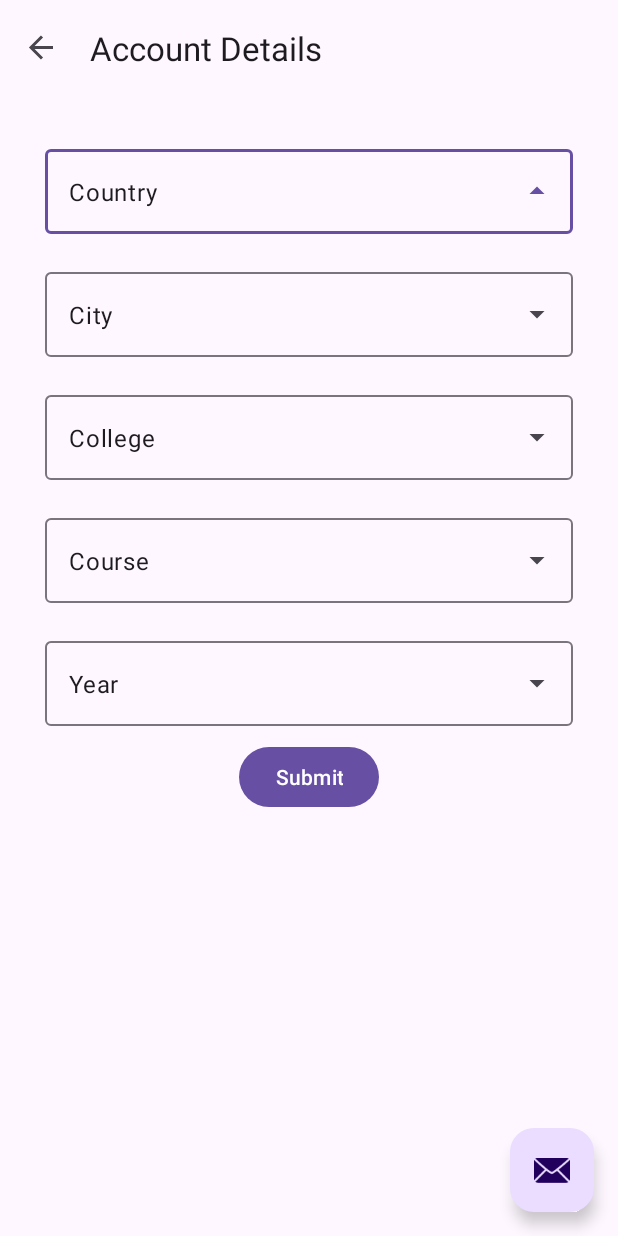
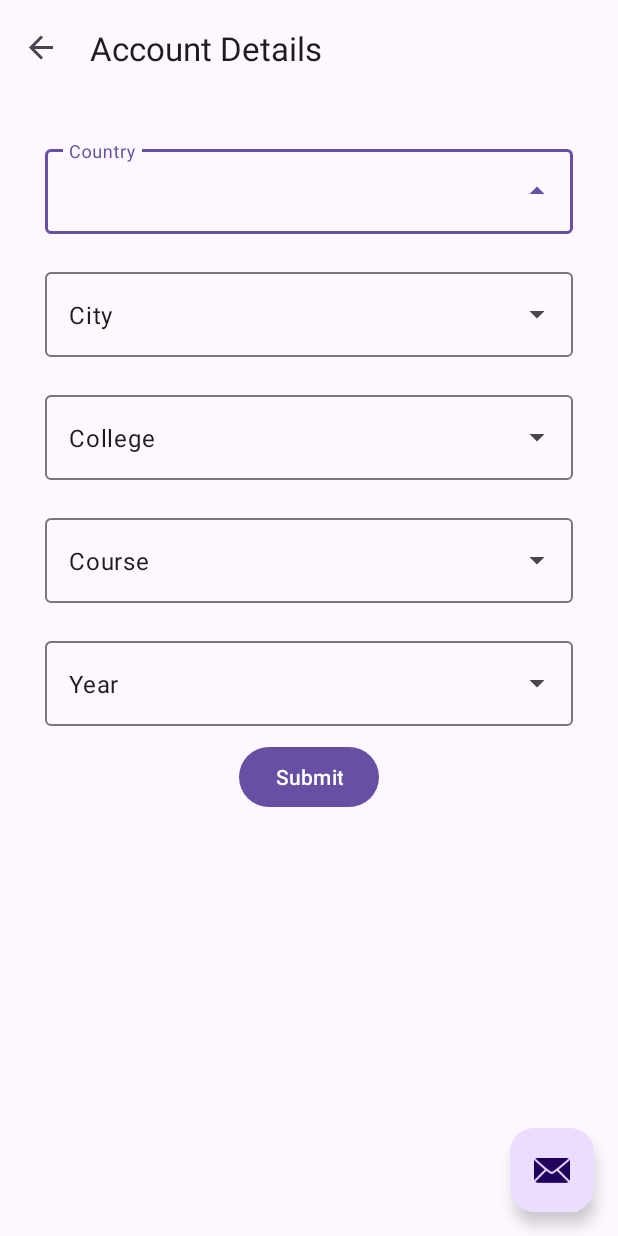
Before and after one commit to labmember003/UniKit, an Android app: the UserDataFragment screen opened through its navigation route, after a tap on an icon or button, on a phone screen of 412 x 824 dp. Run offline under Robolectric (Android 15) with nearby library versions, the phone set to English and light mode, and no system bars; our stand-ins replace navigation-ui; 4 statements that could not run were skipped.

Commit message:
added searchable country list alpha stage

```diff
--- a/app/src/main/java/com/falcon/unikit/login/UserDataFragment.kt
+++ b/app/src/main/java/com/falcon/unikit/login/UserDataFragment.kt
@@ -2,13 +2,16 @@ package com.falcon.unikit.login
 
 import RegionApi
 import android.R
+import android.os.Build
 import android.os.Bundle
+import android.text.InputType
 import android.util.Log
 import android.view.LayoutInflater
 import android.view.View
 import android.view.ViewGroup
 import android.widget.ArrayAdapter
 import android.widget.Toast
+import androidx.annotation.RequiresApi
 import androidx.fragment.app.Fragment
 import com.falcon.unikit.databinding.FragmentUserDataBinding
 import kotlinx.coroutines.CoroutineScope
@@ -111,6 +114,7 @@ class UserDataFragment : Fragment() {
     private var _binding: FragmentUserDataBinding? = null
     private val binding get() = _binding!!
 
+    @RequiresApi(Build.VERSION_CODES.M)
     override fun onCreateView(
         inflater: LayoutInflater, container: ViewGroup?,
         savedInstanceState: Bundle?
@@ -126,7 +130,7 @@ class UserDataFragment : Fragment() {
                 val countryList =  countryLists.map { it.countryName } as MutableList<String>
                 val adapter2 = ArrayAdapter(requireContext(), R.layout.simple_dropdown_item_1line, countryList)
                 binding.countriesAutoCompleteTextView.setAdapter(adapter2)
-                var statesList = RegionApi.apiService.getStates("IN").await().map { it.cityName } as MutableList<String>
+                binding.countriesAutoCompleteTextView.inputType = InputType.TYPE_CLASS_TEXT
                 binding.countriesAutoCompleteTextView.setOnItemClickListener { parent, view, position, id ->
                     binding.statesAutoCompleteTextView.setText("City")
                     countryCode = countryLists[position].countryCode
@@ -142,6 +146,11 @@ class UserDataFragment : Fragment() {
                         binding.statesAutoCompleteTextView.setAdapter(adapter3)
                     }
                 }
+//                binding.countriesAutoCompleteTextView.setOnClickListener {
+//                    Toast.makeText(requireContext(), "Vietnam Nimbu", Toast.LENGTH_SHORT).show()
+//                    changeInputType("")
+//                }
+//                binding.countriesAutoCompleteTextView.inputType = InputType.TYPE_CLASS_TEXT
             } catch (e: Exception) {
                 Log.e("tatti", e.stackTraceToString())
                 Toast.makeText(requireContext(), "OUT", Toast.LENGTH_SHORT).show()
@@ -156,6 +165,10 @@ class UserDataFragment : Fragment() {
         return binding.root
     }
 
+    private fun changeInputType(s: String) {
+        binding.countriesAutoCompleteTextView.inputType = InputType.TYPE_CLASS_TEXT
+    }
+
     override fun onDestroyView() {
         super.onDestroyView()
         _binding = null
--- a/app/src/main/res/layout/fragment_user_data.xml
+++ b/app/src/main/res/layout/fragment_user_data.xml
@@ -31,7 +31,8 @@
             android:layout_weight="1"
             android:layout_gravity="center_horizontal"
             android:inputType="none"
-            android:text="Country" />
+            android:hint="Country"
+            />
     </com.google.android.material.textfield.TextInputLayout>
     <com.google.android.material.textfield.TextInputLayout
         android:id="@+id/stateTextInputLayout"
```
